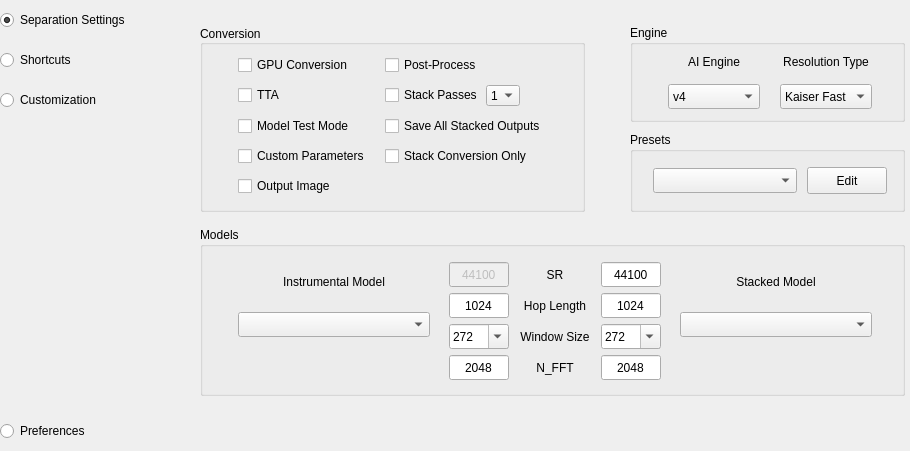
Before: the Qt Designer form ui_files/settingswindow.ui in Anjok07/ultimatevocalremovergui, drawn with Qt 5.
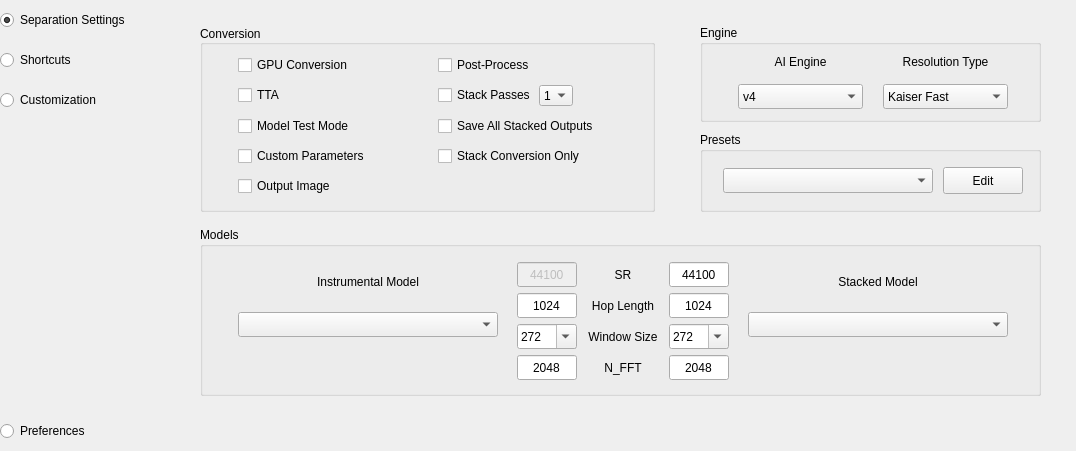
After: the same form once the commit is applied. The open tabs and pages were chosen to show the change.

Commit message: Added autoamtic log fodler creation

Patch:
```diff
--- a/ui_files/settingswindow.ui
+++ b/ui_files/settingswindow.ui
@@ -9,7 +9,7 @@
    <rect>
     <x>0</x>
     <y>0</y>
-    <width>910</width>
+    <width>1076</width>
     <height>451</height>
    </rect>
   </property>
@@ -287,7 +287,7 @@
               <rect>
                <x>0</x>
                <y>0</y>
-               <width>717</width>
+               <width>876</width>
                <height>451</height>
               </rect>
              </property>
@@ -390,7 +390,7 @@
                       <property name="titleText" stdset="0">
                        <bool>true</bool>
                       </property>
-                      <layout class="QGridLayout" name="gridLayout" columnminimumwidth="0,167">
+                      <layout class="QGridLayout" name="gridLayout">
                        <property name="leftMargin">
                         <number>35</number>
                        </property>
@@ -409,6 +409,54 @@
                        <property name="verticalSpacing">
                         <number>10</number>
                        </property>
+                       <item row="2" column="1">
+                        <widget class="QCheckBox" name="checkBox_saveAllStacked">
+                         <property name="text">
+                          <string>Save All Stacked Outputs</string>
+                         </property>
+                        </widget>
+                       </item>
+                       <item row="3" column="0">
+                        <widget class="QCheckBox" name="checkBox_customParameters">
+                         <property name="text">
+                          <string>Custom Parameters</string>
+                         </property>
+                        </widget>
+                       </item>
+                       <item row="3" column="1">
+                        <widget class="QCheckBox" name="checkBox_stackOnly">
+                         <property name="enabled">
+                          <bool>true</bool>
+                         </property>
+                         <property name="text">
+                          <string>Stack Conversion Only</string>
+                         </property>
+                        </widget>
+                       </item>
+                       <item row="4" column="0">
+                        <widget class="QCheckBox" name="checkBox_outputImage">
+                         <property name="toolTip">
+                          <string>Save spectogram of seperated music files</string>
+                         </property>
+                         <property name="text">
+                          <string>Output Image</string>
+                         </property>
+                        </widget>
+                       </item>
+                       <item row="2" column="0">
+                        <widget class="QCheckBox" name="checkBox_modelFolder">
+                         <property name="text">
+                          <string>Model Test Mode</string>
+                         </property>
+                        </widget>
+                       </item>
+                       <item row="1" column="0">
+                        <widget class="QCheckBox" name="checkBox_tta">
+                         <property name="text">
+                          <string>TTA</string>
+                         </property>
+                        </widget>
+                       </item>
                        <item row="0" column="1">
                         <widget class="QCheckBox" name="checkBox_postProcess">
                          <property name="text">
@@ -548,54 +596,6 @@
                          </layout>
                         </widget>
                        </item>
-                       <item row="2" column="1">
-                        <widget class="QCheckBox" name="checkBox_saveAllStacked">
-                         <property name="text">
-                          <string>Save All Stacked Outputs</string>
-                         </property>
-                        </widget>
-                       </item>
-                       <item row="3" column="1">
-                        <widget class="QCheckBox" name="checkBox_stackOnly">
-                         <property name="enabled">
-                          <bool>true</bool>
-                         </property>
-                         <property name="text">
-                          <string>Stack Conversion Only</string>
-                         </property>
-                        </widget>
-                       </item>
-                       <item row="4" column="0">
-                        <widget class="QCheckBox" name="checkBox_outputImage">
-                         <property name="toolTip">
-                          <string>Save spectogram of seperated music files</string>
-                         </property>
-                         <property name="text">
-                          <string>Output Image</string>
-                         </property>
-                        </widget>
-                       </item>
-                       <item row="1" column="0">
-                        <widget class="QCheckBox" name="checkBox_tta">
-                         <property name="text">
-                          <string>TTA</string>
-                         </property>
-                        </widget>
-                       </item>
-                       <item row="2" column="0">
-                        <widget class="QCheckBox" name="checkBox_modelFolder">
-                         <property name="text">
-                          <string>Model Test Mode</string>
-                         </property>
-                        </widget>
-                       </item>
-                       <item row="3" column="0">
-                        <widget class="QCheckBox" name="checkBox_customParameters">
-                         <property name="text">
-                          <string>Custom Parameters</string>
-                         </property>
-                        </widget>
-                       </item>
                       </layout>
                      </widget>
                     </item>
```
Left out of the diff: 6 changed lines with no effect on the pictures. The commit also changes 1 other file.
